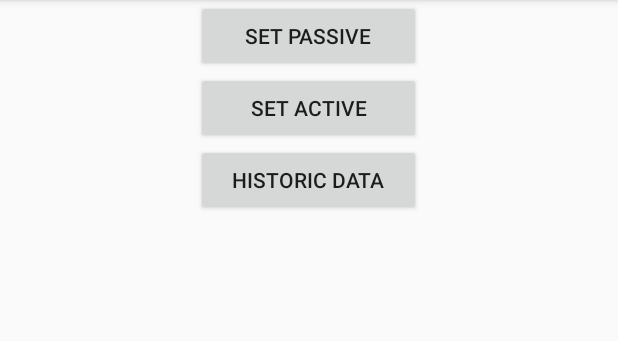
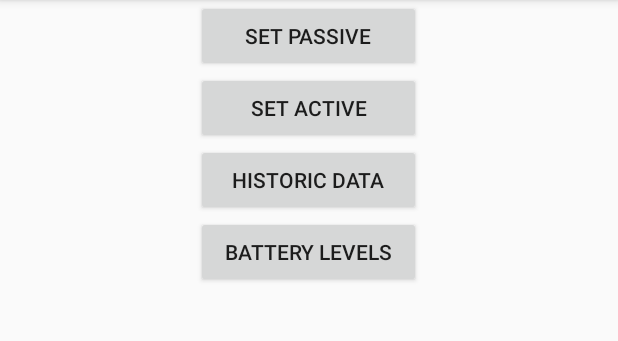
Before and after one commit to willsimm/rfduinostrechbandled, an Android app: the fragment DisplayFragment shown on its own in the app's theme, on a phone screen of 412 x 824 dp, the part 84-425 px from its top. Run offline under Robolectric (Android 15) with nearby library versions, the phone set to English and light mode, and no system bars.

Commit message:
summer study version

```diff
--- a/Snapino/app/src/main/java/adriangradinar/com/snapino/DisplayFragment.java
+++ b/Snapino/app/src/main/java/adriangradinar/com/snapino/DisplayFragment.java
@@ -26,6 +26,7 @@ public class DisplayFragment extends Fragment {
     private static final int SET_SNAPINO_PASSIVE = 0;
     private static final int SET_SNAPINO_ACTIVE = 1;
     private static final int GET_HISTORIC_DATA = 2;
+    private static final int GET_BATTERY_LEVELS = 3;
 
 	public DisplayFragment() {}
 
@@ -36,6 +37,8 @@ public class DisplayFragment extends Fragment {
 	private Button getHistoricDataButton = null;
 	private Button setModeActiveButton = null;
 	private Button setModePassiveButton = null;
+	private Button getBatteryLevelsButton = null;
+
 	private Intent mServiceIntent;
 	private Messenger mService = null;
 	private ServiceConnection mConnection = new ServiceConnection() {
@@ -75,6 +78,9 @@ public class DisplayFragment extends Fragment {
 
             getHistoricDataButton = (Button) v.findViewById(R.id.btn_get_historic_data);
             getHistoricDataButton.setOnClickListener(getHistoricData);
+
+            getBatteryLevelsButton = (Button) v.findViewById(R.id.btn_battery_level);
+            getBatteryLevelsButton.setOnClickListener(getBatteryLevels);
 		}
 		return v;
 	}
@@ -124,6 +130,21 @@ public class DisplayFragment extends Fragment {
         }
     };
 
+    View.OnClickListener getBatteryLevels = new View.OnClickListener() {
+        @Override
+        public void onClick(View view) {
+            Message msg = Message.obtain(null, BleService.MSG_WRITE_DATA);
+            Bundle bundle = new Bundle();
+            bundle.putInt("flag", GET_BATTERY_LEVELS);
+            msg.setData(bundle);
+            try {
+                mService.send(msg);
+            } catch (RemoteException e) {
+                e.printStackTrace();
+            }
+        }
+    };
+
 	@Override
 	public void onStart() {
 		super.onStart();
--- a/Snapino/app/src/main/res/layout/fragment_display.xml
+++ b/Snapino/app/src/main/res/layout/fragment_display.xml
@@ -27,4 +27,14 @@
 		android:layout_below="@+id/btn_passive"
 		android:layout_centerHorizontal="true" />
 
+	<Button
+		style="?android:attr/buttonStyleSmall"
+		android:layout_width="wrap_content"
+		android:layout_height="wrap_content"
+		android:text="Battery Levels"
+		android:id="@+id/btn_battery_level"
+		android:layout_below="@+id/btn_get_historic_data"
+		android:layout_alignStart="@+id/btn_get_historic_data"
+		android:layout_alignEnd="@+id/btn_get_historic_data" />
+
 </RelativeLayout>
```
Also changed, not shown: Snapino/app/src/main/java/adriangradinar/com/snapino/Classes/HistoricDataEntry.java (+24 -2 lines), Snapino/app/src/main/java/adriangradinar/com/snapino/Database/DatabaseHandler.java (+21 -2 lines), Snapino/app/src/main/java/adriangradinar/com/snapino/services/BleService.java (+33 -10 lines), 1 other file.
